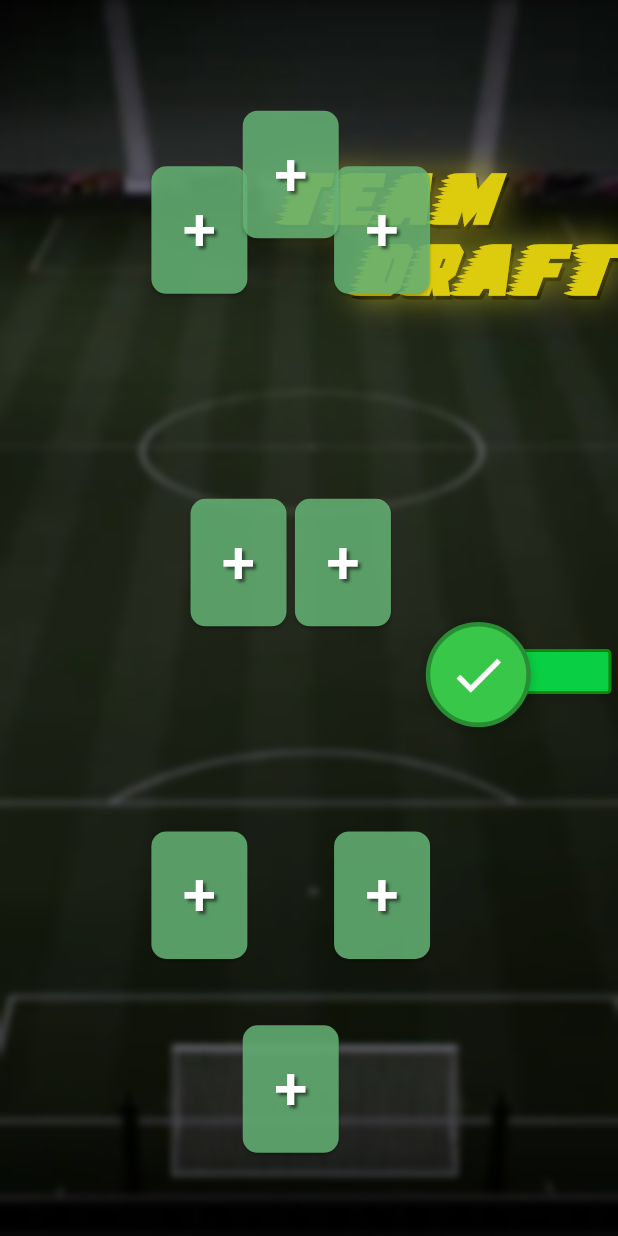
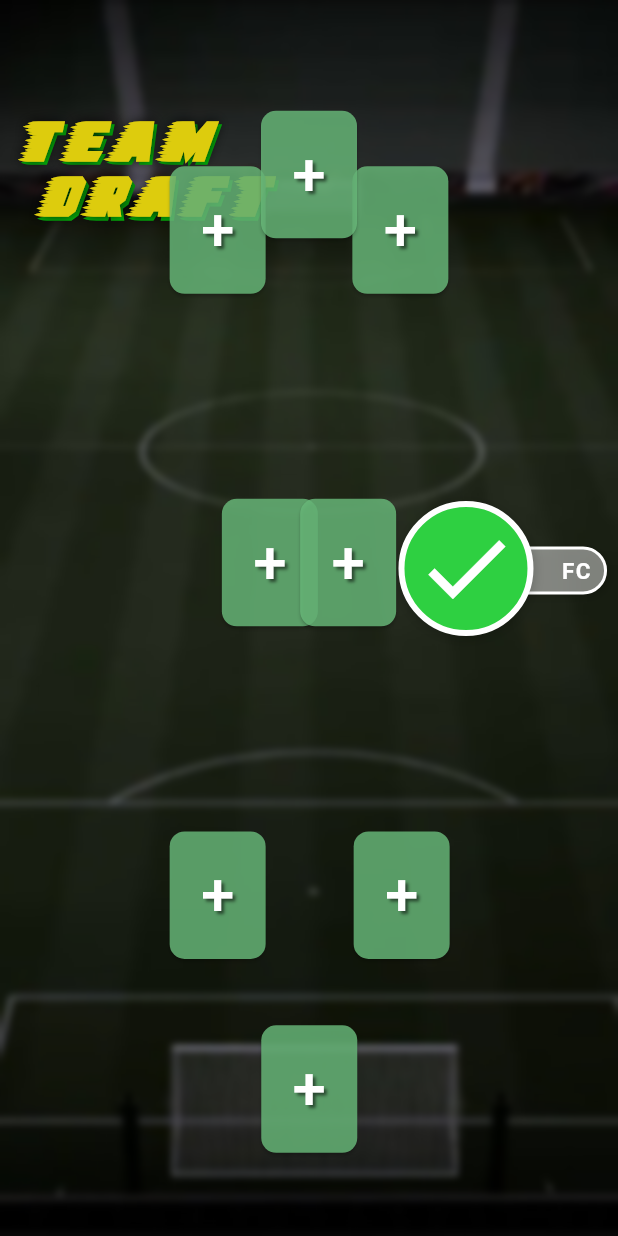
Before and after one commit to Epicder/card-shootout-game, a Flutter app: the screen it shows once a user with an empty profile is signed in, after a tap on "⚽ PLAY", on a phone screen of 412 x 824 dp. Run offline on Flutter 3.47's test engine with Material 3 defaults, Android fonts, the phone set to English and light mode, and no system bars; our stand-ins replace bloc, cloud_firestore, equatable, firebase_auth, firebase_core, flutter_bloc; accounts and stored records are empty; network calls fail; Roboto replaces fonts that are missing (Azeret Mono, Denk One, Rubik Wet Paint).

Commit message:
Changes in UI things. Draft and menu screens.

```diff
--- a/penalty_card_game/lib/player_cards/player_card_menu.dart
+++ b/penalty_card_game/lib/player_cards/player_card_menu.dart
@@ -73,7 +73,7 @@ Widget build(BuildContext context) {
             style: TextStyle(
               fontFamily: 'Black Ops One',
               fontSize: screenWidth * 0.040, // 15% of screen width
-              color: const Color.fromARGB(255, 255, 255, 255),
+              color: const Color.fromARGB(255, 251, 253, 253),
               shadows: [
                 Shadow(
                   color: Colors.black,
--- a/penalty_card_game/lib/screens/home/draft_screen.dart
+++ b/penalty_card_game/lib/screens/home/draft_screen.dart
@@ -65,38 +65,38 @@ class _DraftScreenState extends State<DraftScreen> {
           _buildBackgroundImage(),
           // Texto "TEAM DRAFT"
           Align(
-            alignment: AlignmentDirectional(1, -0.7),
+            alignment: AlignmentDirectional(-0.9, -0.8),
             child: Text(
-              'TEAM \n    DRAFT',
+              'TEAM\n DRAFT',
               style: TextStyle(
                 fontFamily: 'Speedway',
-                fontSize: 33.0,
+                fontSize: 26.0,
                 color: const Color.fromARGB(255, 221, 204, 13),
                   shadows: [
                     Shadow(
-                      color: const Color.fromARGB(255, 0, 0, 0),
+                      color: const Color.fromARGB(255, 5, 183, 11),
                       offset: Offset( 2.012, 2.5), // 0.6% of screen width
                     ),
                     Shadow(
-                      color: const Color.fromARGB(255, 247, 229, 39).withOpacity(0.66), // Verde con opacidad para el glow
-                      blurRadius: 30.0, // Radio del blur para el glow
+                      color: const Color.fromARGB(255, 0, 0, 0).withOpacity(0.8), // Verde con opacidad para el glow
+                      blurRadius: 10.0, // Radio del blur para el glow
                     ),
                   ],
-                fontWeight: FontWeight.w900,
-                letterSpacing: 5.0,
+                fontWeight: FontWeight.w600,
+                letterSpacing: 8.0,
               ),
             ),
           ),
           Align(
-            alignment: AlignmentDirectional(0.97, 0.09),
+            alignment: AlignmentDirectional(0.95, -0.08),
             child: Container(
               width: 120.0,
-              height: 30.0,
+              height: 32.0,
               decoration: BoxDecoration(
-                color: const Color.fromARGB(255, 9, 207, 68),
-                borderRadius: BorderRadius.circular(3.0),
+                color: const Color.fromARGB(123, 242, 242, 242),
+                borderRadius: BorderRadius.circular(50.0),
                 border: Border.all(
-                  color: const Color.fromARGB(255, 14, 136, 14), // Color del borde
+                  color: const Color.fromARGB(255, 255, 255, 255), // Color del borde
                   width: 2.0,
                 ),
                 boxShadow: [
@@ -110,10 +110,11 @@ class _DraftScreenState extends State<DraftScreen> {
               padding: EdgeInsets.symmetric(horizontal: 8.0, vertical: 4.0), // Espaciado interno
               child: Text(
                 "${currentUser?.name ?? 'Your'} FC",
+                textAlign: TextAlign.right,
                 style: TextStyle(
-                  fontFamily: 'Denk One',
+                  fontFamily: 'Rubik Wet Paint',
                   color:  Color.fromARGB(255, 255, 255, 255), // Color del texto
-                  fontSize: 13.0, // Tamaño del texto
+                  fontSize: 15.0, // Tamaño del texto
                   fontWeight: FontWeight.bold,
                   letterSpacing: 1.0,
                 ),
@@ -121,7 +122,7 @@ class _DraftScreenState extends State<DraftScreen> {
             ),
           ),
           Align(
-            alignment: AlignmentDirectional(0.66, 0.1),
+            alignment: AlignmentDirectional(0.65, -0.09),
             child: GestureDetector(
             onTap: () async {
               bool isDraftComplete = await _checkDraftCompletion();
@@ -135,10 +136,10 @@ class _DraftScreenState extends State<DraftScreen> {
               }
             },
               child: Container(
-                width: 70.0,
-                height: 70.0,
+                width: 90.0,
+                height: 90.0,
                 decoration: BoxDecoration(
-                  color: const Color.fromARGB(255, 56, 199, 73),
+                  color: const Color.fromARGB(255, 46, 208, 65),
                   shape: BoxShape.circle,
                   boxShadow: [
                     BoxShadow(
@@ -148,14 +149,14 @@ class _DraftScreenState extends State<DraftScreen> {
                     ),
                   ],
                   border: Border.all(
-                    color: const Color.fromARGB(255, 41, 141, 52),
-                    width: 3.0,
+                    color: const Color.fromARGB(255, 255, 255, 255),
+                    width: 4.0,
                   ),
                 ),
                 child: Icon(
                   Icons.check,
                   color: Colors.white,
-                  size: 40.0,
+                  size: 70.0,
                 ),
               ),
             ),
@@ -207,14 +208,14 @@ Map<String, ValueNotifier<Map<int, Map<String, dynamic>>>> selectedCards = {
 
 List<Widget> _buildPlayerSlots() {
   return [
-    _playerSlotButton('Delanteros', -0.42, -0.7, 1),
-    _playerSlotButton('Delanteros', 0.28, -0.7, 2),
-    _playerSlotButton('Delanteros', -0.07, -0.8, 3),
-    _playerSlotButton('Mediocampistas', -0.27, -0.1, 1),
-    _playerSlotButton('Mediocampistas', 0.13, -0.1, 2),
-    _playerSlotButton('Defensas', -0.42, 0.5, 1),
-    _playerSlotButton('Defensas', 0.28, 0.5, 2),
-    _playerSlotButton('Goleros', -0.07, 0.85, 1),
+    _playerSlotButton('Delanteros', -0.35, -0.7, 1),
+    _playerSlotButton('Delanteros', 0.35, -0.7, 2),
+    _playerSlotButton('Delanteros', 0, -0.8, 3),
+    _playerSlotButton('Mediocampistas', -0.15, -0.1, 1),
+    _playerSlotButton('Mediocampistas', 0.15, -0.1, 2),
+    _playerSlotButton('Defensas', -0.35, 0.5, 1),
+    _playerSlotButton('Defensas', 0.355, 0.5, 2),
+    _playerSlotButton('Goleros', 0.001, 0.85, 1),
   ];
 }
 
@@ -273,19 +274,18 @@ void showPlayersForButton(BuildContext context, String position, int buttonIndex
       return BackdropFilter(
         filter: ImageFilter.blur(sigmaX: 3.0, sigmaY: 3.0),
         child: AlertDialog(
-          backgroundColor: const Color.fromARGB(255, 49, 173, 63).withOpacity(0.8),
+          backgroundColor: const Color.fromARGB(76, 2, 78, 32).withOpacity(0.8),
           shape: RoundedRectangleBorder(
             borderRadius: BorderRadius.all(Radius.circular(10.0)),
-            side: BorderSide(color: Colors.white, width: 2.0),
+            side: BorderSide(color: const Color.fromARGB(202, 247, 215, 7), width: 4.0),
           ),
           content: Container(
             width: double.maxFinite,
             decoration: BoxDecoration(
-              color: const Color.fromARGB(255, 47, 168, 61).withOpacity(0.8),
+              color: const Color.fromARGB(0, 255, 255, 255).withOpacity(0),
               boxShadow: [
                 BoxShadow(
-                  color: Colors.white.withOpacity(0.5),
-                  blurRadius: 10.0,
+                  color: const Color.fromARGB(0, 255, 255, 255).withOpacity(0.0),
                   spreadRadius: 5.0,
                 ),
               ],
--- a/penalty_card_game/lib/screens/home/home_screen.dart
+++ b/penalty_card_game/lib/screens/home/home_screen.dart
@@ -131,7 +131,7 @@ class _HomeScreenState extends State<HomeScreen> {
             ),
           ],
           border: Border.all(
-            color: const Color.fromARGB(138, 194, 188, 2),
+            color: const Color.fromARGB(137, 127, 154, 17),
             width: 2,
           ),
         ),
@@ -148,14 +148,21 @@ class _HomeScreenState extends State<HomeScreen> {
                     return Text("error");
                   } else if (!snapshot.hasData || snapshot.data!.docs.isEmpty) {
                     return Text(
-                      'Play one game to see your recent matches!',
+                      'PLAY ONE GAME \n TO SEE \n YOUR RECENT MATCHES!',
+                      textAlign: TextAlign.center,
                       style: TextStyle(
-                        fontFamily: 'Lekton',
-                        color: Colors.white,
-                        fontSize: screenWidth * 0.05, // 5% of screen width
-                        letterSpacing: 3.0,
-                        fontWeight: FontWeight.w800,
-                        fontStyle: FontStyle.italic,
+                        fontFamily: 'SPORT',
+                        color: const Color.fromARGB(255, 255, 222, 7),
+                        fontSize: screenWidth * 0.046, // 5% of screen width
+                        letterSpacing: 4.0,
+                        fontWeight: FontWeight.w500,
+                        fontStyle: FontStyle.normal,
+                        shadows: [
+                          Shadow(
+                            color: const Color.fromARGB(255, 255, 255, 254),
+                            offset: Offset(1, 1),
+                            ),
+                          ],
                       ),
                     );
                   } else {
@@ -210,7 +217,7 @@ class _HomeScreenState extends State<HomeScreen> {
               ),
             ),
             Align(
-              alignment: const Alignment(-0.1, -1.69),
+              alignment: const Alignment(0.1, -1.69),
               child: Text(
                 'RECORD',
                 style: TextStyle(
@@ -218,12 +225,12 @@ class _HomeScreenState extends State<HomeScreen> {
                   color: const Color.fromARGB(255, 221, 204, 13),
                   shadows: [
                     Shadow(
-                      color: const Color.fromARGB(255, 0, 0, 0),
-                      offset: Offset(screenWidth * 0.012, 1.5), // 0.6% of screen width
+                      color: const Color.fromARGB(192, 5, 183, 11),
+                      offset: Offset( 2.012, 2.5), // 0.6% of screen width
                     ),
                     Shadow(
-                      color: const Color.fromARGB(255, 188, 176, 43).withOpacity(0.70), // Verde con opacidad para el glow
-                      blurRadius: 77.0, // Radio del blur para el glow
+                      color: const Color.fromARGB(255, 4, 4, 4).withOpacity(0.8), // Verde con opacidad para el glow
+                      blurRadius: 10.0, // Radio del blur para el glow
                     ),
                   ],
                   fontSize: screenWidth * 0.055, // 5.15% of screen width
@@ -344,7 +351,7 @@ Widget _buildPlayerImage() {
         decoration: BoxDecoration(
           boxShadow: [
             BoxShadow(
-              color: const Color.fromARGB(226, 130, 236, 165).withOpacity(0.55), // El color del brillo
+              color: const Color.fromARGB(225, 0, 0, 0).withOpacity(0.55), // El color del brillo
               spreadRadius: 3,
               blurRadius: 12,
               offset: Offset(0, 0),
@@ -389,7 +396,7 @@ Widget _buildPlayerImage() {
         decoration: BoxDecoration(
           boxShadow: [
             BoxShadow(
-              color: const Color.fromARGB(226, 130, 236, 165).withOpacity(0.55), // El color del brillo
+              color: const Color.fromARGB(225, 0, 0, 0).withOpacity(0.55), // El color del brillo
               spreadRadius: 3,
               blurRadius: 12,
               offset: Offset(0, 0),
```
Also changed, not shown: penalty_card_game/lib/player_cards/player_card_draft.dart (+5 -5 lines), penalty_card_game/lib/player_cards/player_card_mvp.dart (added, +57 -0 lines), penalty_card_game/lib/screens/home/mvp_screen.dart (+4 -3 lines).
